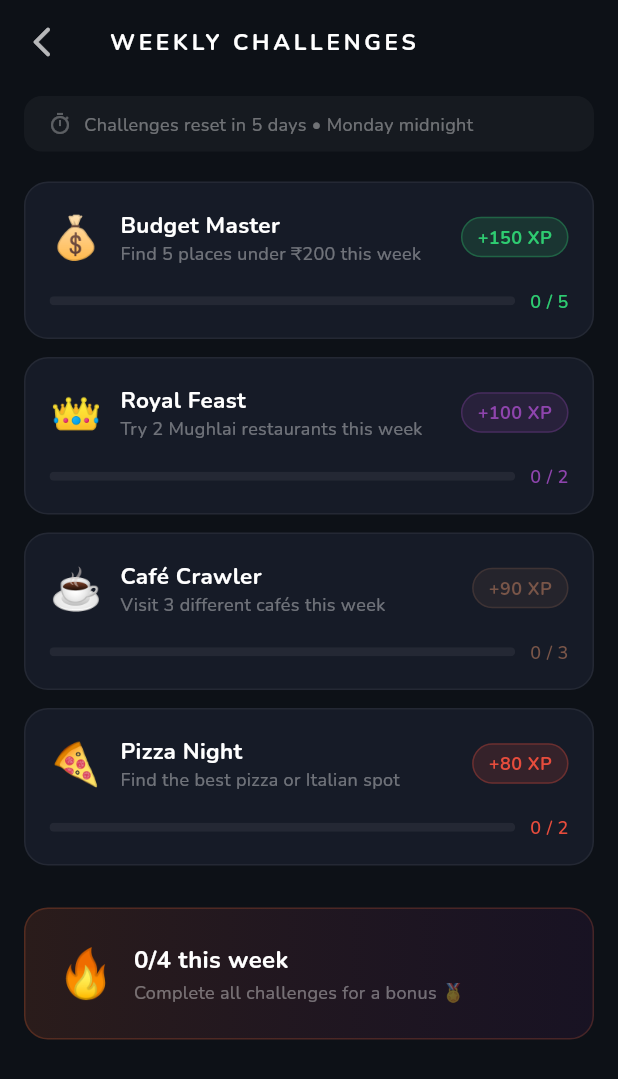
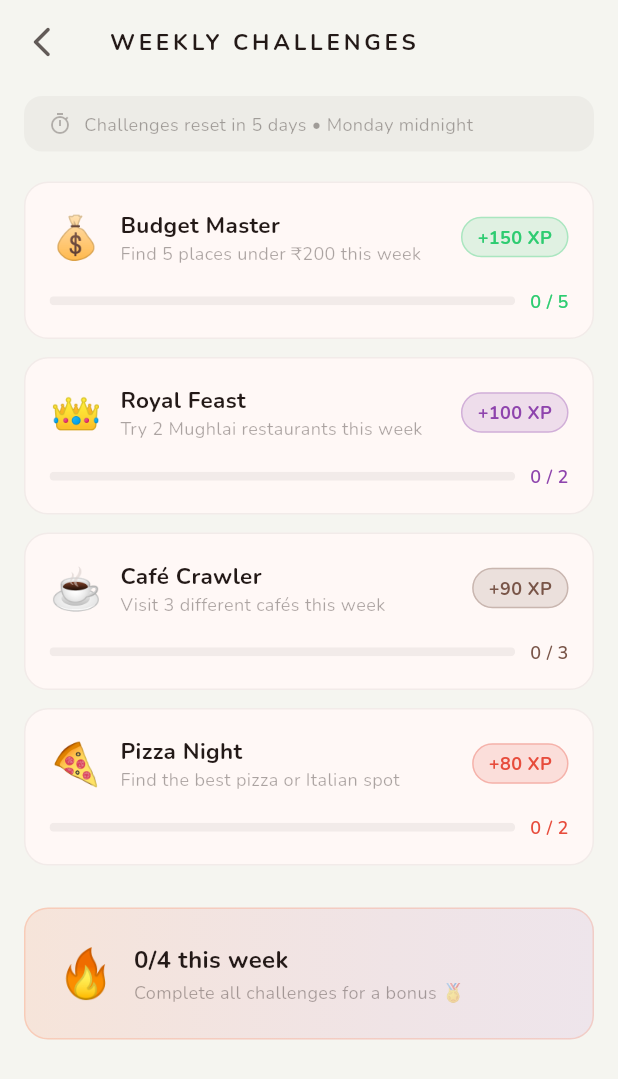
Before and after one commit to mitali-gautam05/GeoFood-Recommender, a Flutter app: the ChallengesScreen screen opened by its route, on a phone screen of 412 x 824 dp. Shown: the top 1079 px of the screen. Run offline on Flutter 3.47's test engine with Material 3 defaults, Android fonts, the phone set to English and light mode, and no system bars; our stand-ins replace flutter_local_notifications, geolocator, google_fonts, shared_preferences; accounts and stored records are empty.

Commit message:
fix(challenges): make screen colors theme-aware

```diff
--- a/frontend/lib/screens/home/challenges_screen.dart
+++ b/frontend/lib/screens/home/challenges_screen.dart
@@ -1,8 +1,4 @@
 // lib/screens/home/challenges_screen.dart
-// CHANGES from previous version:
-//   • _claimReward() now also calls ApiClient.reportChallengeComplete()
-//     so XP is persisted to backend and shows on leaderboard
-//   • city is passed from PlacesProvider so backend can bucket by city
 
 import 'package:flutter/material.dart';
 import 'package:provider/provider.dart';
@@ -166,10 +162,8 @@ class _ChallengesScreenState extends State<ChallengesScreen> {
     final username = places.userName;
     final city     = places.currentCity;
 
-    // 1. Award XP locally (GamificationProvider)
     await gami.trackAction(action: GamificationAction.nearbyVisited);
 
-    // 2. Persist to backend (fire-and-forget — never blocks UI)
     ApiClient.reportChallengeComplete(
       username:    username,
       challengeId: challenge.id,
@@ -177,7 +171,6 @@ class _ChallengesScreenState extends State<ChallengesScreen> {
       city:        city,
     );
 
-    // 3. Mark as completed locally
     setState(() => _completedIds.add(challenge.id));
     final prefs = await SharedPreferences.getInstance();
     await prefs.setString(_weekKey, jsonEncode(_completedIds.toList()));
@@ -208,21 +201,23 @@ class _ChallengesScreenState extends State<ChallengesScreen> {
   @override
   Widget build(BuildContext context) {
     final clickMap = context.watch<PlacesProvider>().cuisineClickMap;
+    final cs = Theme.of(context).colorScheme;
+    final bg = Theme.of(context).scaffoldBackgroundColor;
 
     return Scaffold(
-      backgroundColor: const Color(0xFF0D1117),
+      backgroundColor: bg,
       appBar: AppBar(
-        backgroundColor: const Color(0xFF0D1117),
+        backgroundColor: bg,
         elevation: 0,
         leading: IconButton(
-          icon: const Icon(Icons.arrow_back_ios_new_rounded,
-              color: Colors.white70),
+          icon: Icon(Icons.arrow_back_ios_new_rounded,
+              color: cs.onSurface.withOpacity(0.7)),
           onPressed: () => Navigator.pop(context),
         ),
-        title: const Text(
+        title: Text(
           'WEEKLY CHALLENGES',
           style: TextStyle(
-            color: Colors.white, fontSize: 15,
+            color: cs.onSurface, fontSize: 15,
             fontWeight: FontWeight.w700, letterSpacing: 2.5,
           ),
         ),
@@ -283,16 +278,16 @@ class _ChallengesScreenState extends State<ChallengesScreen> {
                               children: [
                                 Text(
                                   '${_completedIds.length}/${_challenges.length} this week',
-                                  style: const TextStyle(
-                                    color: Colors.white, fontSize: 16,
+                                  style: TextStyle(
+                                    color: cs.onSurface, fontSize: 16,
                                     fontWeight: FontWeight.w700,
                                   ),
                                 ),
                                 const SizedBox(height: 2),
-                                const Text(
+                                Text(
                                   'Complete all challenges for a bonus 🏅',
                                   style: TextStyle(
-                                      color: Colors.white38,
+                                      color: cs.onSurface.withOpacity(0.38),
                                       fontSize: 12),
                                 ),
                               ],
@@ -318,25 +313,28 @@ class _ResetTimer extends StatelessWidget {
   const _ResetTimer({required this.daysLeft});
 
   @override
-  Widget build(BuildContext context) => Container(
+  Widget build(BuildContext context) {
+    final cs = Theme.of(context).colorScheme;
+    return Container(
       margin: const EdgeInsets.fromLTRB(16, 8, 16, 4),
       padding: const EdgeInsets.symmetric(horizontal: 16, vertical: 10),
       decoration: BoxDecoration(
-          color: Colors.white.withOpacity(0.04),
+        color: cs.onSurface.withOpacity(0.04),
         borderRadius: BorderRadius.circular(12),
       ),
       child: Row(
         children: [
-            const Icon(Icons.timer_outlined,
-                color: Colors.white30, size: 16),
+          Icon(Icons.timer_outlined,
+              color: cs.onSurface.withOpacity(0.3), size: 16),
           const SizedBox(width: 8),
           Text(
             'Challenges reset in $daysLeft day${daysLeft == 1 ? '' : 's'} • Monday midnight',
-              style: const TextStyle(color: Colors.white38, fontSize: 12),
+            style: TextStyle(color: cs.onSurface.withOpacity(0.38), fontSize: 12),
           ),
         ],
       ),
     );
+  }
 }
 
 // ── Challenge card ────────────────────────────────────────────────────────────
@@ -355,6 +353,7 @@ class _ChallengeCard extends StatelessWidget {
 
   @override
   Widget build(BuildContext context) {
+    final cs     = Theme.of(context).colorScheme;
     final pct    = (progress / challenge.targetCount).clamp(0.0, 1.0);
     final color  = challenge.color;
     final isDone = progress >= challenge.targetCount;
@@ -362,14 +361,14 @@ class _ChallengeCard extends StatelessWidget {
     return Container(
       padding: const EdgeInsets.all(16),
       decoration: BoxDecoration(
-        color: const Color(0xFF161B27),
+        color: cs.surface,
         borderRadius: BorderRadius.circular(16),
         border: Border.all(
           color: completed
-              ? Colors.white12
+              ? cs.onSurface.withOpacity(0.12)
               : isDone
                   ? color.withOpacity(0.5)
-                  : Colors.white.withOpacity(0.06),
+                  : cs.onSurface.withOpacity(0.06),
           width: isDone && !completed ? 1.5 : 1,
         ),
       ),
@@ -388,14 +387,14 @@ class _ChallengeCard extends StatelessWidget {
                     Text(challenge.title,
                         style: TextStyle(
                           color: completed
-                              ? Colors.white30
-                              : Colors.white,
+                              ? cs.onSurface.withOpacity(0.3)
+                              : cs.onSurface,
                           fontSize: 15,
                           fontWeight: FontWeight.w700,
                         )),
                     Text(challenge.description,
-                        style: const TextStyle(
-                            color: Colors.white38, fontSize: 12)),
+                        style: TextStyle(
+                            color: cs.onSurface.withOpacity(0.38), fontSize: 12)),
                   ],
                 ),
               ),
@@ -415,8 +414,8 @@ class _ChallengeCard extends StatelessWidget {
                           fontWeight: FontWeight.w700)),
                 )
               else
-                const Icon(Icons.check_circle_rounded,
-                    color: Colors.white24, size: 24),
+                Icon(Icons.check_circle_rounded,
+                    color: cs.onSurface.withOpacity(0.24), size: 24),
             ],
           ),
           const SizedBox(height: 14),
@@ -427,9 +426,9 @@ class _ChallengeCard extends StatelessWidget {
                   borderRadius: BorderRadius.circular(4),
                   child: LinearProgressIndicator(
                     value:           completed ? 1.0 : pct,
-                    backgroundColor: Colors.white.withOpacity(0.06),
+                    backgroundColor: cs.onSurface.withOpacity(0.06),
                     valueColor:      AlwaysStoppedAnimation(
-                        completed ? Colors.white24 : color),
+                        completed ? cs.onSurface.withOpacity(0.24) : color),
                     minHeight: 6,
                   ),
                 ),
@@ -440,7 +439,7 @@ class _ChallengeCard extends StatelessWidget {
                     ? 'Done!'
                     : '$progress / ${challenge.targetCount}',
                 style: TextStyle(
-                  color: completed ? Colors.white24 : color,
+                  color: completed ? cs.onSurface.withOpacity(0.24) : color,
                   fontSize: 12, fontWeight: FontWeight.w600,
                 ),
               ),
@@ -479,12 +478,13 @@ class _RewardDialog extends StatelessWidget {
 
   @override
   Widget build(BuildContext context) {
+    final cs = Theme.of(context).colorScheme;
     return Dialog(
       backgroundColor: Colors.transparent,
       child: Container(
         padding: const EdgeInsets.all(28),
         decoration: BoxDecoration(
-          color:        const Color(0xFF161B27),
+          color:        cs.surface,
           borderRadius: BorderRadius.circular(24),
           border: Border.all(
               color: challenge.color.withOpacity(0.4), width: 1.5),
@@ -500,9 +500,9 @@ class _RewardDialog extends StatelessWidget {
             Text(challenge.emoji,
                 style: const TextStyle(fontSize: 52)),
             const SizedBox(height: 12),
-            const Text('Challenge Complete!',
+            Text('Challenge Complete!',
                 style: TextStyle(
-                    color: Colors.white, fontSize: 20,
+                    color: cs.onSurface, fontSize: 20,
                     fontWeight: FontWeight.w800)),
             const SizedBox(height: 6),
             Text(challenge.title,
@@ -528,13 +528,13 @@ class _RewardDialog extends StatelessWidget {
                 width: double.infinity,
                 padding: const EdgeInsets.symmetric(vertical: 12),
                 decoration: BoxDecoration(
-                  color:        Colors.white.withOpacity(0.08),
+                  color:        cs.onSurface.withOpacity(0.08),
                   borderRadius: BorderRadius.circular(12),
                 ),
-                child: const Text('Nice! 🚀',
+                child: Text('Nice! 🚀',
                     textAlign: TextAlign.center,
                     style: TextStyle(
-                        color: Colors.white,
+                        color: cs.onSurface,
                         fontWeight: FontWeight.w600)),
               ),
             ),
```
Lines whose indentation alone changed are shown as unchanged.
